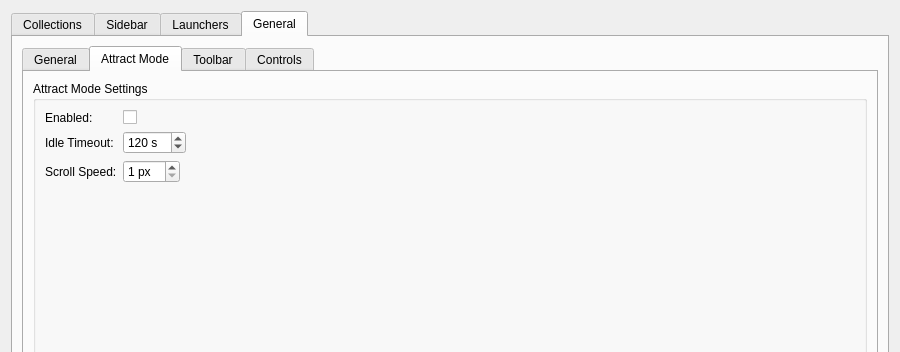
Old version of the form src/ui/dialogs/settingsdialog.ui in the repository EtherAura/Kartend; both pictures show x 0 to 900 and y 0 to 352 of the 900 by 889 pixel window.
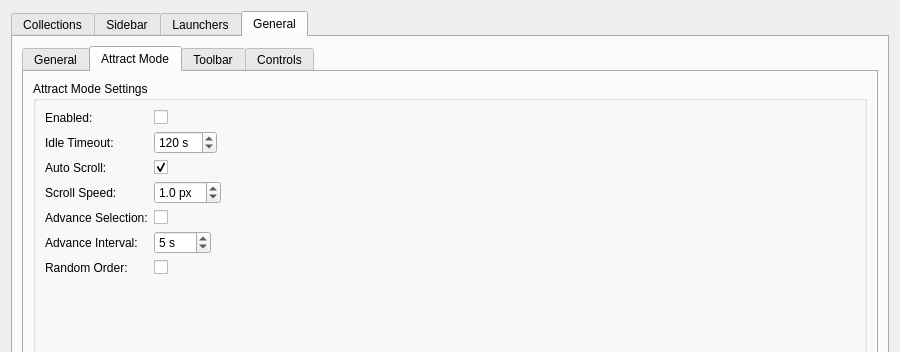
New version of the form. The open tabs and pages were chosen to show the change. Icons and pictures are not drawn. Custom widgets are drawn as their Qt base class.

Commit message: feat(attract): advance-selection + sub-pixel scroll [Kartend-28m, Kartend-bo9e]

The edit to the form file:
```diff
--- a/src/ui/dialogs/settingsdialog.ui
+++ b/src/ui/dialogs/settingsdialog.ui
@@ -2042,14 +2042,31 @@
                  </widget>
                 </item>
                 <item row="2" column="0">
+                 <widget class="QLabel" name="attractAutoScrollLabel">
+                  <property name="text">
+                   <string>Auto Scroll:</string>
+                  </property>
+                 </widget>
+                </item>
+                <item row="2" column="1">
+                 <widget class="QCheckBox" name="attractAutoScrollCheckBox">
+                  <property name="toolTip">
+                   <string>Smoothly scroll the viewport up and down while attract mode is active</string>
+                  </property>
+                  <property name="checked">
+                   <bool>true</bool>
+                  </property>
+                 </widget>
+                </item>
+                <item row="3" column="0">
                  <widget class="QLabel" name="attractScrollSpeedLabel">
                   <property name="text">
                    <string>Scroll Speed:</string>
                   </property>
                  </widget>
                 </item>
-                <item row="2" column="1">
-                 <widget class="QSpinBox" name="attractScrollSpeedSpinBox">
+                <item row="3" column="1">
+                 <widget class="QDoubleSpinBox" name="attractScrollSpeedSpinBox">
                   <property name="sizePolicy"><sizepolicy hsizetype="Fixed" vsizetype="Fixed"><horstretch>0</horstretch><verstretch>0</verstretch></sizepolicy></property>
                   <property name="minimumWidth"><number>80</number></property>
                   <property name="maximumWidth"><number>80</number></property>
@@ -2059,14 +2076,77 @@
                   <property name="suffix">
                    <string> px</string>
                   </property>
-                  <property name="minimum">
+                  <property name="decimals">
                    <number>1</number>
                   </property>
+                  <property name="singleStep">
+                   <double>0.1</double>
+                  </property>
+                  <property name="minimum">
+                   <double>0.1</double>
+                  </property>
                   <property name="maximum">
-                   <number>10</number>
+                   <double>10.0</double>
                   </property>
                   <property name="value">
+                   <double>1.0</double>
+                  </property>
+                 </widget>
+                </item>
+                <item row="4" column="0">
+                 <widget class="QLabel" name="attractAdvanceSelectionLabel">
+                  <property name="text">
+                   <string>Advance Selection:</string>
+                  </property>
+                 </widget>
+                </item>
+                <item row="4" column="1">
+                 <widget class="QCheckBox" name="attractAdvanceSelectionCheckBox">
+                  <property name="toolTip">
+                   <string>Also cycle through items by changing the selection on its own timer while attract mode is active</string>
+                  </property>
+                 </widget>
+                </item>
+                <item row="5" column="0">
+                 <widget class="QLabel" name="attractAdvanceIntervalLabel">
+                  <property name="text">
+                   <string>Advance Interval:</string>
+                  </property>
+                 </widget>
+                </item>
+                <item row="5" column="1">
+                 <widget class="QSpinBox" name="attractAdvanceIntervalSpinBox">
+                  <property name="sizePolicy"><sizepolicy hsizetype="Fixed" vsizetype="Fixed"><horstretch>0</horstretch><verstretch>0</verstretch></sizepolicy></property>
+                  <property name="minimumWidth"><number>80</number></property>
+                  <property name="maximumWidth"><number>80</number></property>
+                  <property name="toolTip">
+                   <string>Seconds between selection advances during attract mode (1-600)</string>
+                  </property>
+                  <property name="suffix">
+                   <string> s</string>
+                  </property>
+                  <property name="minimum">
                    <number>1</number>
+                  </property>
+                  <property name="maximum">
+                   <number>600</number>
+                  </property>
+                  <property name="value">
+                   <number>5</number>
+                  </property>
+                 </widget>
+                </item>
+                <item row="6" column="0">
+                 <widget class="QLabel" name="attractAdvanceRandomLabel">
+                  <property name="text">
+                   <string>Random Order:</string>
+                  </property>
+                 </widget>
+                </item>
+                <item row="6" column="1">
+                 <widget class="QCheckBox" name="attractAdvanceRandomCheckBox">
+                  <property name="toolTip">
+                   <string>When advancing the selection, pick a random item instead of the next sequential one</string>
                   </property>
                  </widget>
                 </item>
```
Left out of the diff: 2 changed lines with no effect on the pictures. The commit also changes 10 other files.
